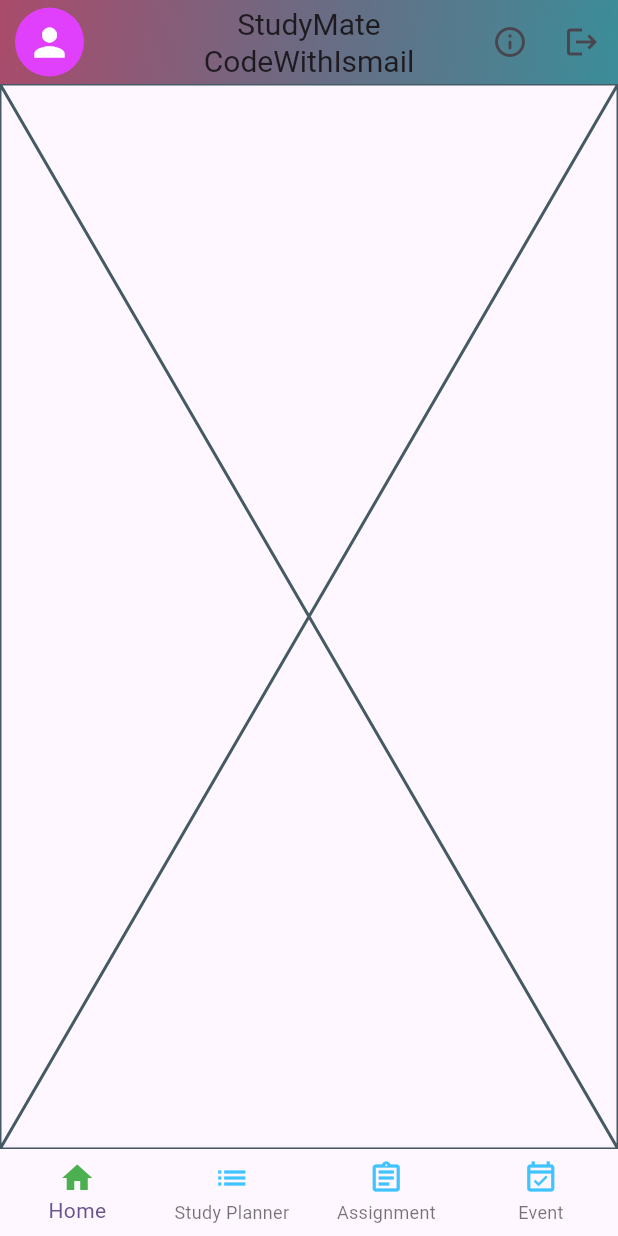
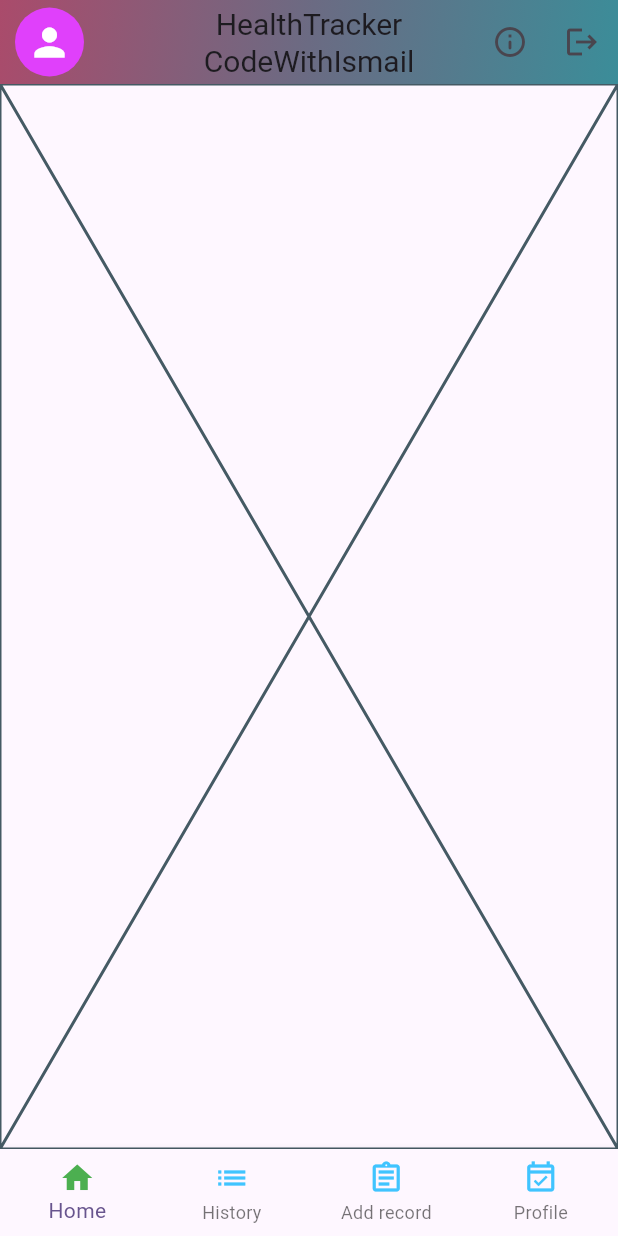
Before and after one commit to CodeWithIsmail/Personal-Health-Tracker, a Flutter app: the HomePage screen opened directly, on a phone screen of 412 x 824 dp. Run offline on Flutter 3.47's test engine with Material 3 defaults, Android fonts, the phone set to English and light mode, and no system bars.

Commit message:
Update HomePage.dart

```diff
--- a/lib/HomePage.dart
+++ b/lib/HomePage.dart
@@ -31,7 +31,7 @@ class _HomePageState extends State<HomePage> {
     return Scaffold(
       appBar: AppBar(
         title: Text(
-          'StudyMate\n$userName',
+          'HealthTracker\n$userName',
           textAlign: TextAlign.center,
           style: TextStyle(
             fontSize: 20,
@@ -104,24 +104,24 @@ class _HomePageState extends State<HomePage> {
               Icons.list,
               color: pageNumber == 1 ? selectColor : unselectColor,
             ),
-            label: 'Study Planner',
-            tooltip: 'Daily Study Planner',
+            label: 'History',
+            tooltip: 'Health report history',
           ),
           BottomNavigationBarItem(
             icon: Icon(
               Icons.assignment_outlined,
               color: pageNumber == 2 ? selectColor : unselectColor,
             ),
-            label: 'Assignment',
-            tooltip: 'Upcoming assignments',
+            label: 'Add record',
+            tooltip: 'Add new medical report record',
           ),
           BottomNavigationBarItem(
             icon: Icon(
               Icons.event_available_outlined,
               color: pageNumber == 3 ? selectColor : unselectColor,
             ),
-            label: 'Event',
-            tooltip: 'Upcoming events',
+            label: 'Profile',
+            tooltip: 'Profile page',
           ),
         ],
       ),
```
